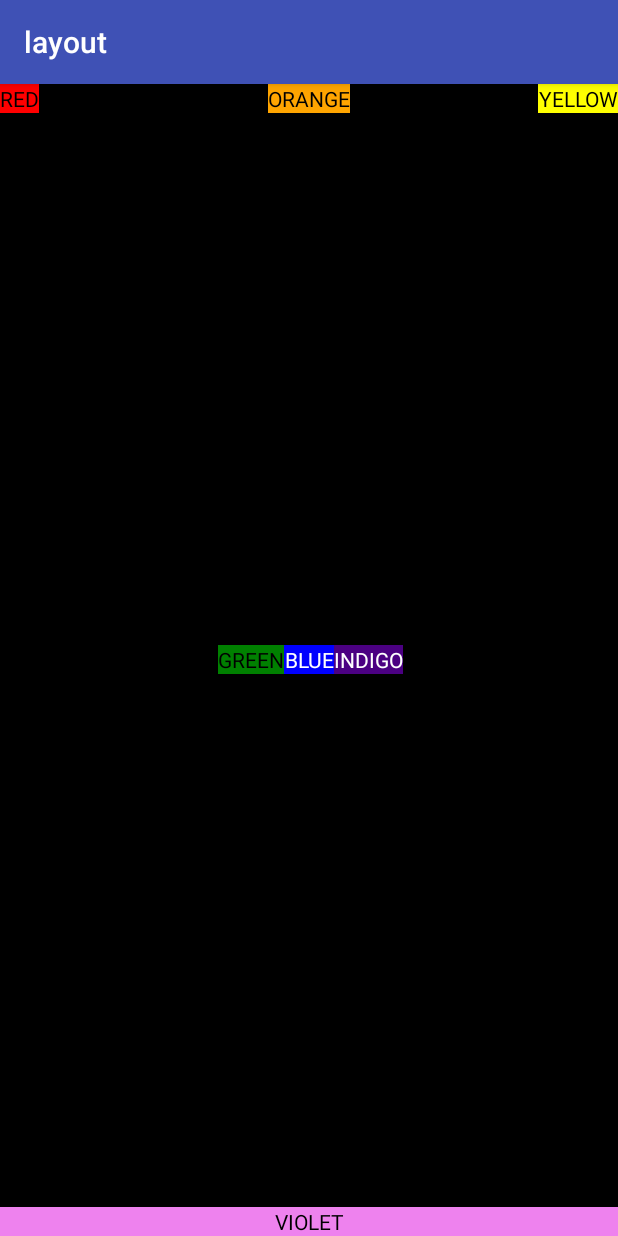
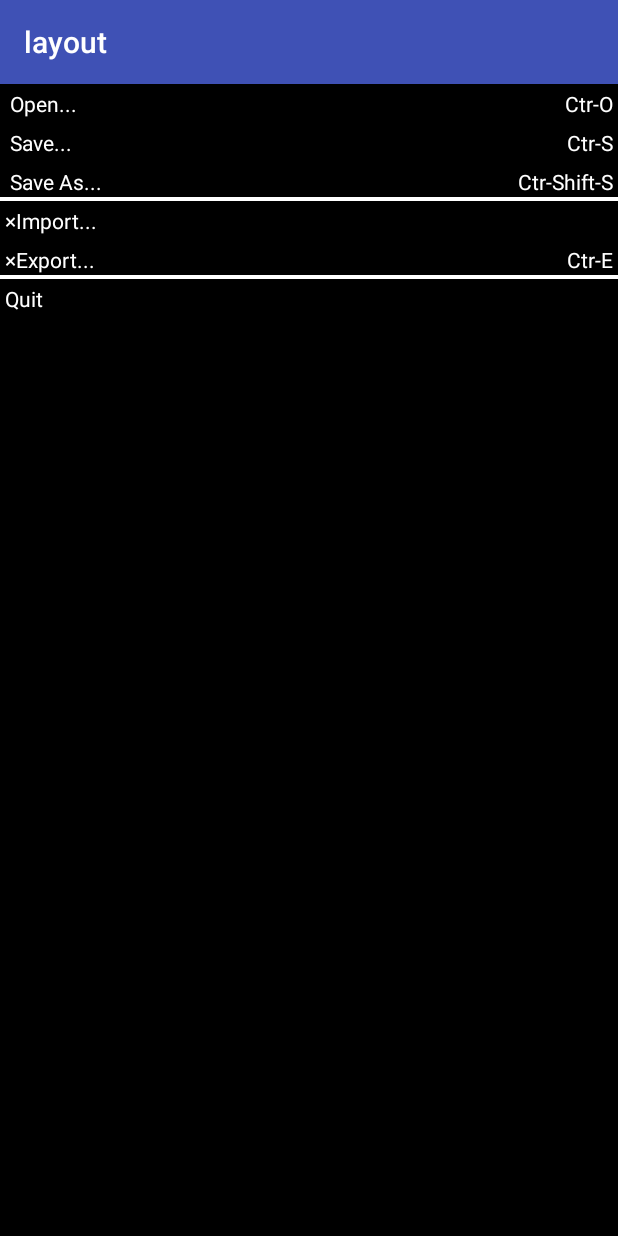
Before and after one commit to xiiiixi/test2_layout, an Android app: the Constraint2Layout screen opened directly, with no data from a screen before it, on a phone screen of 412 x 824 dp. Run offline under Robolectric (Android 15) with nearby library versions, the phone set to English and light mode, and no system bars.

Commit message:
改变了代码，第二题的相对布局改成约束布局

```diff
--- a/layout/app/src/main/AndroidManifest.xml
+++ b/layout/app/src/main/AndroidManifest.xml
@@ -21,13 +21,14 @@
                 <category android:name="android.intent.category.DEFAULT"/>
             </intent-filter>
         </activity>
-        <activity android:name=".RelativeLayout">
+        <activity android:name=".Constr1Layout"
+                    android:configChanges="orientation|keyboardHidden">
             <intent-filter>
                 <action android:name="com.example.c7.layout.RelativeLayout" />
                 <category android:name="android.intent.category.DEFAULT"/>
             </intent-filter>
         </activity>
-        <activity android:name=".ConstraintLayout">
+        <activity android:name=".Constraint2Layout">
             <intent-filter>
                 <action android:name="com.example.c7.layout.ConstraintLayout" />
                 <category android:name="android.intent.category.DEFAULT"/>
--- a/layout/app/src/main/java/com/example/c7/layout/RelativeLayout.java
+++ b/layout/app/src/main/java/com/example/c7/layout/Constraint2Layout.java
@@ -1,5 +1,4 @@
 package com.example.c7.layout;
-
 
 import android.support.v7.app.AppCompatActivity;
 import android.os.Bundle;
@@ -7,10 +6,10 @@ import android.os.Bundle;
  * Created by c7 on 2019/3/14.
  */
 
-public class RelativeLayout extends AppCompatActivity {
+public class Constraint2Layout extends AppCompatActivity{
     @Override
     protected void onCreate(Bundle savedInstanceState) {
         super.onCreate(savedInstanceState);
-        setContentView(R.layout.activity_relativelayout);
+        setContentView(R.layout.activity_constraint2layout);
     }
 }
--- a/layout/app/src/main/java/com/example/c7/layout/MainActivity.java
+++ b/layout/app/src/main/java/com/example/c7/layout/MainActivity.java
@@ -42,11 +42,11 @@ public class MainActivity extends AppCompatActivity {
                 startActivity(a);
                 break;
               case R.id.relative:
-                  b=new Intent(MainActivity.this,RelativeLayout.class);
+                  b=new Intent(MainActivity.this,Constr1Layout.class);
                   startActivity(b);
                   break;
               case R.id.constraint:
-                  c=new Intent(MainActivity.this,ConstraintLayout.class);
+                  c=new Intent(MainActivity.this,Constraint2Layout.class);
                   startActivity(c);
                   break;
                   default:
--- a/layout/app/src/main/res/layout/activity_constraintlayout.xml
+++ b/layout/app/src/main/res/layout/activity_constraint2layout.xml
@@ -7,18 +7,24 @@
     tools:context="com.example.c7.layout.MainActivity">
 
     <TableLayout xmlns:android="http://schemas.android.com/apk/res/android"
-        android:layout_width="match_parent"
-        android:layout_height="match_parent"
+        android:id="@+id/tableLayout"
+        android:layout_width="0dp"
+        android:layout_height="0dp"
         android:background="@color/black"
         android:stretchColumns="1"
-        tools:layout_editor_absoluteX="28dp"
-        tools:layout_editor_absoluteY="0dp">
+        app:layout_constraintBottom_toBottomOf="parent"
+        app:layout_constraintEnd_toEndOf="parent"
+        app:layout_constraintStart_toStartOf="parent"
+        app:layout_constraintTop_toTopOf="parent">
 
         <TableRow>
+
             <TextView
                 android:padding="3dip"
                 android:text=" Open..."
-                android:textColor="@color/white" />
+                android:textColor="@color/white"
+                tools:text=" Open..." />
+
             <TextView
                 android:gravity="right"
                 android:padding="3dip"
@@ -27,21 +33,26 @@
         </TableRow>
 
         <TableRow>
+
             <TextView
                 android:padding="3dip"
                 android:text=" Save..."
                 android:textColor="@color/white" />
+
             <TextView
                 android:gravity="right"
                 android:padding="3dip"
                 android:text="Ctr-S"
                 android:textColor="@color/white" />
         </TableRow>
+
         <TableRow android:background="@drawable/bottom_border">
+
             <TextView
                 android:padding="3dip"
                 android:text=" Save As..."
                 android:textColor="@color/white" />
+
             <TextView
                 android:gravity="right"
                 android:padding="3dip"
@@ -50,10 +61,12 @@
         </TableRow>
 
         <TableRow>
+
             <TextView
                 android:padding="3dip"
                 android:text="×Import..."
                 android:textColor="@color/white" />
+
             <TextView
                 android:gravity="right"
                 android:padding="3dip"
@@ -62,10 +75,12 @@
         </TableRow>
 
         <TableRow android:background="@drawable/bottom_border">
+
             <TextView
                 android:padding="3dip"
                 android:text="×Export..."
                 android:textColor="@color/white" />
+
             <TextView
                 android:gravity="right"
                 android:padding="3dip"
@@ -74,9 +89,10 @@
         </TableRow>
 
         <TableRow>
+
             <TextView
                 android:padding="3dip"
-                android:text=" Quit"
+                android:text="Quit"
                 android:textColor="@color/white" />
 
             <TextView
@@ -85,5 +101,6 @@
                 android:text=""
                 android:textColor="@color/white" />
         </TableRow>
+
     </TableLayout>
 </android.support.constraint.ConstraintLayout>
--- a/layout/app/src/main/res/layout/activity_main.xml
+++ b/layout/app/src/main/res/layout/activity_main.xml
@@ -25,13 +25,13 @@
             android:layout_width="wrap_content"
             android:layout_height="wrap_content"
             android:layout_gravity="center"
-            android:text="RelativeLayout" />
+            android:text="ConstraintLayout1" />
         <Button
             android:id="@+id/constraint"
             android:layout_width="wrap_content"
             android:layout_height="wrap_content"
             android:layout_gravity="center"
-            android:text="ConstraintLayout" />
+            android:text="ConstraintLayout2" />
     </LinearLayout>
 
 </android.support.constraint.ConstraintLayout>
--- a/layout/app/src/main/res/layout/activity_relativelayout.xml
+++ /dev/null
@@ -1,79 +0,0 @@
-<?xml version="1.0" encoding="utf-8"?>
-<android.support.constraint.ConstraintLayout xmlns:android="http://schemas.android.com/apk/res/android"
-    xmlns:app="http://schemas.android.com/apk/res-auto"
-    xmlns:tools="http://schemas.android.com/tools"
-    android:layout_width="match_parent"
-    android:layout_height="match_parent"
-    tools:context="com.example.c7.layout.MainActivity">
-
-    <RelativeLayout
-        xmlns:android="http://schemas.android.com/apk/res/android"
-        android:layout_width="match_parent"
-        android:layout_height="match_parent"
-        android:background="@color/black"
-        >
-        <TextView
-            android:layout_width="wrap_content"
-            android:layout_height="wrap_content"
-            android:gravity="center"
-            android:text="RED"
-            android:layout_alignParentTop="true"
-            android:textColor="@color/black"
-            android:background="@color/red" />
-        <TextView
-            android:layout_width="wrap_content"
-            android:layout_height="wrap_content"
-            android:gravity="center"
-            android:text="ORANGE"
-            android:layout_alignParentTop="true"
-            android:layout_centerHorizontal="true"
-            android:textColor="@color/black"
-            android:background="@color/orange"/>
-        <TextView
-            android:layout_width="wrap_content"
-            android:layout_height="wrap_content"
-            android:gravity="center"
-            android:text="YELLOW"
-            android:layout_alignParentTop="true"
-            android:layout_alignParentRight="true"
-            android:textColor="@color/black"
-            android:background="@color/yellow"/>
-        <TextView
-            android:layout_width="wrap_content"
-            android:layout_height="wrap_content"
-            android:gravity="center"
-            android:text="GREEN"
-            android:layout_toLeftOf="@+id/blue"
-            android:layout_centerInParent="true"
-            android:textColor="@color/black"
-            android:background="@color/green"/>
-        <TextView
-            android:id="@+id/blue"
-            android:layout_width="wrap_content"
-            android:layout_height="wrap_content"
-            android:gravity="center"
-            android:text="BLUE"
-            android:layout_centerInParent="true"
-            android:textColor="@color/white"
-            android:background="@color/blue"/>
-        <TextView
-            android:layout_width="wrap_content"
-            android:layout_height="wrap_content"
-            android:gravity="center"
-            android:text="INDIGO"
-            android:layout_toRightOf="@+id/blue"
-            android:layout_centerInParent="true"
-            android:textColor="@color/white"
-            android:background="@color/indigo"/>
-
-        <TextView
-            android:layout_width="match_parent"
-            android:layout_height="wrap_content"
-            android:gravity="center"
-            android:layout_alignParentBottom="true"
-            android:background="@color/violet"
-            android:text="VIOLET"
-            android:textColor="@color/black" />
-    </RelativeLayout>
-
-</android.support.constraint.ConstraintLayout>
--- a/layout/app/src/main/res/values/colors.xml
+++ b/layout/app/src/main/res/values/colors.xml
@@ -5,11 +5,11 @@
     <color name="colorAccent">#FF4081</color>
     <color name="black">#000000</color><!--黑色 -->
     <color name="white">#FFFFFF</color><!--白色 -->
-    <color name="yellow">#FFFF00</color><!--黄色 -->
-    <color name="orange">#FFA500</color><!--橙色 -->
-    <color name="violet">#EE82EE</color><!--紫罗兰色 -->
-    <color name="blue">#0000FF</color><!--蓝色 -->
+    <color name="yellow">#ffff00</color><!--黄色 -->
+    <color name="orange">#ffa500</color><!--橙色 -->
+    <color name="violet">#ee82ee</color><!--紫罗兰色 -->
+    <color name="blue">#0000ff</color><!--蓝色 -->
     <color name="green">#008000</color><!--绿色 -->
-    <color name="indigo">#4B0082</color><!--靛青色 -->
-    <color name="red">#FF0000</color><!--红色 -->
+    <color name="indigo">#4b0082</color><!--靛青色 -->
+    <color name="red">#ff0000</color><!--红色 -->
 </resources>
```
Also changed, not shown: layout/app/src/main/java/com/example/c7/layout/Constr1Layout.java (added, +21 -0 lines), layout/app/src/main/java/com/example/c7/layout/ConstraintLayout.java (deleted, +0 -15 lines), layout/app/src/main/res/layout/activity_constr1layout.xml (added, +100 -0 lines), layout/app/src/main/res/layout/activity_linearlayout.xml (+5 -9 lines).
